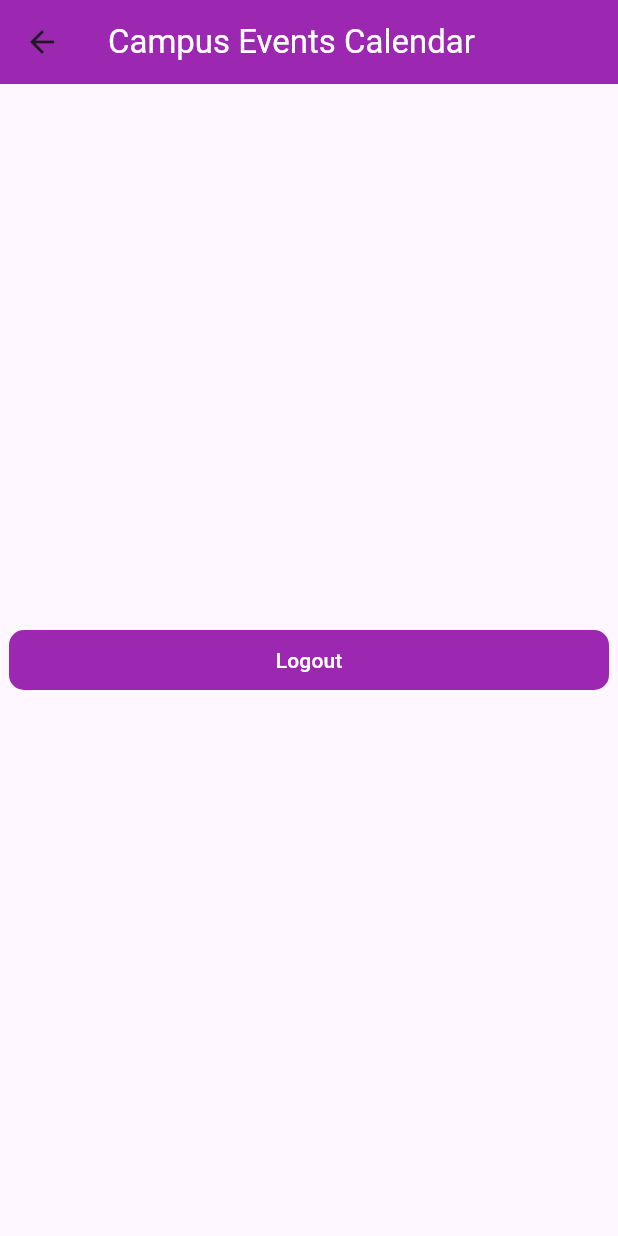
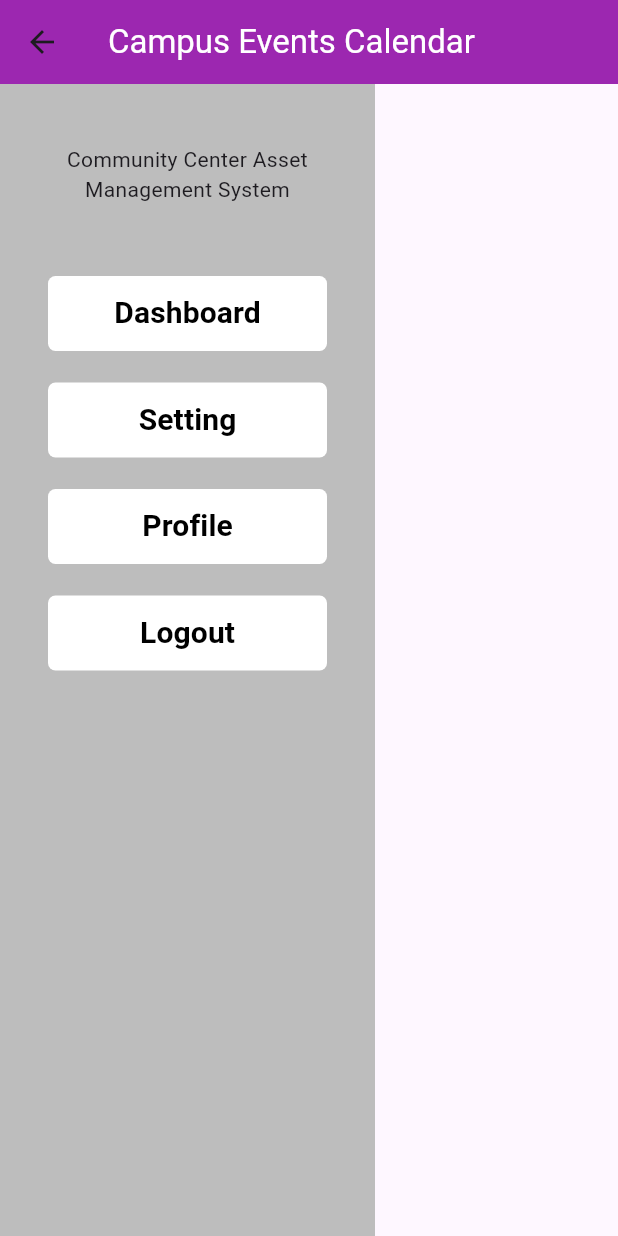
Before and after one commit to markasilum/t2024it5_campuseventscalendar_web, a Flutter app: the HomeScreen screen opened by its route, on a phone screen of 412 x 824 dp. Run offline on Flutter 3.47's test engine with Material 3 defaults, Android fonts, the phone set to English and light mode, and no system bars; our stand-ins replace cached_network_image, cloud_firestore, firebase_auth, firebase_core, google_sign_in; accounts and stored records are empty; network calls fail.

```diff
--- a/lib/screens/homeScreen.dart
+++ b/lib/screens/homeScreen.dart
@@ -1,15 +1,19 @@
+import 'package:cloud_firestore/cloud_firestore.dart';
+import 'package:firebase_core/firebase_core.dart';
+
 import 'package:flutter/material.dart';
 import 'package:provider/provider.dart';
 import 'package:t2024it5_campuseventscalendar_web/provider/SignInProvider.dart';
 import 'package:t2024it5_campuseventscalendar_web/screens/loginScreen.dart';
+import 'package:t2024it5_campuseventscalendar_web/widgets/sideBarWidget.dart';
+import 'package:cached_network_image/cached_network_image.dart';
 
 class HomeScreen extends StatelessWidget {
   const HomeScreen({super.key});
 
   @override
   Widget build(BuildContext context) {
-
-        final signInProvider = Provider.of<SignInProvider>(context, listen: false);
+    final signInProvider = Provider.of<SignInProvider>(context, listen: false);
 
     return Scaffold(
       appBar: AppBar(
@@ -20,26 +24,148 @@ class HomeScreen extends StatelessWidget {
           style: TextStyle(color: Colors.white),
         ),
       ),
-      body: Center(
-        child: Container(
-          decoration: BoxDecoration(
-              color: Colors.purple,
-              borderRadius: BorderRadius.all(Radius.circular(10))),
-          width: 400,
-          height: 40,
-          child: TextButton(
-              onPressed: () async {
-                await signInProvider.signOutGoogle(context);
+      body: Row(
+        children: [
+          SideBar(),
+          StreamBuilder<QuerySnapshot>(
+              stream:
+                  FirebaseFirestore.instance.collection('events').snapshots(),
+              builder: (context, snapshot) {
+                List<Column> eventWidgets = [];
 
-              },
-              child: Text(
-                "Logout",
-                style: TextStyle(
-                  color: Colors.white,
-                ),
-              )),
-        ),
+                if (snapshot.hasData) {
+                  final events = snapshot.data?.docs.reversed.toList();
+                  for (var event in events!) {
+                    final eventWidget = Column(
+                      children: [
+                        Container(
+                          margin: EdgeInsets.only(top: 5),
+                          height: 350,
+                          width: 340,
+                          decoration: BoxDecoration(color: Colors.white),
+                          child: Card(
+                            elevation: 10,
+                            shape: RoundedRectangleBorder(
+                              borderRadius:
+                                  BorderRadius.all(Radius.circular(20)),
+                            ),
+                            child: Container(
+                              decoration: BoxDecoration(
+                                borderRadius: BorderRadius.circular(20),
+                                gradient: LinearGradient(
+                                  colors: [
+                                    const Color(0xFF0072ff),
+                                    const Color(0xFF75d5fd),
+                                  ],
+                                  begin: Alignment.topLeft,
+                                  end: Alignment.bottomRight,
+                                  stops: [0.0, 1.0],
+                                  tileMode: TileMode.clamp,
+                                ),
+                              ),
+                              child: Column(
+                                crossAxisAlignment: CrossAxisAlignment.start,
+                                children: [
+                                  CachedNetworkImage(
+                                      imageUrl: event['images'][0],
+                                      height: 200,
+                                      width: 300,
+                                      placeholder: (context, url) =>
+                                          CircularProgressIndicator(),
+                                      errorWidget: (context, url, error) =>
+                                          Icon(Icons.error)),
+                                  Expanded(
+                                    child: Padding(
+                                      padding: const EdgeInsets.symmetric(
+                                          horizontal: 20),
+                                      child: Column(
+                                        children: [
+                                          SizedBox(height: 20),
+                                          Text(
+                                           event['organizer'],
+                                            style: TextStyle(
+                                              color: Colors.white,
+                                              fontSize: 16,
+                                            ),
+                                          ),
+                                          SizedBox(height: 15),
+                                          Text(
+                                            event['location'],
+                                            style: TextStyle(
+                                              color: Colors.white,
+                                              fontSize: 16,
+                                            ),
+                                          ),
+                                          SizedBox(height: 25),
+                                          Text(
+                                           event['eventName'],
+                                            style: TextStyle(
+                                              color: Colors.white,
+                                              fontSize: 18,
+                                              fontWeight: FontWeight.bold,
+                                            ),
+                                          ),
+                                        ],
+                                      ),
+                                    ),
+                                  )
+                                ],
+                              ),
+                            ),
+                          ),
+                          //Column(
+
+                          //children: [
+                          // CachedNetworkImage(
+
+                          // imageUrl: event['images'][0],
+                          // height: 200,
+                          // placeholder: (context, url) => CircularProgressIndicator(),
+                          // errorWidget: (context, url, error) => Icon(Icons.error),),
+                          // Text(event['eventName']),
+                          // Text(event['location']),
+                          //]
+                          //),
+                        ),
+
+                        // Text(event['startDate'])
+                      ],
+                    );
+
+                    eventWidgets.add(eventWidget);
+                  }
+                }
+                return Expanded(
+                  child: GridView.count(
+                    crossAxisCount: 4,
+                    children: eventWidgets,
+                  ),
+                );
+              }),
+        ],
       ),
+
+      //
+      // Center(
+      //   child: Container(
+      //     decoration: BoxDecoration(
+      //         color: Colors.purple,
+      //         borderRadius: BorderRadius.all(Radius.circular(10))),
+      //     width: 400,
+      //     height: 40,
+      //     child: TextButton(
+      //         onPressed: () async {
+      //           await signInProvider.signOutGoogle(context);
+
+      //         },
+      //         child: Text(
+      //           "Logout",
+      //           style: TextStyle(
+      //             color: Colors.white,
+      //           ),
+      //         )),
+      //   ),
+      // ),
     );
   }
 }
--- /dev/null
+++ b/lib/widgets/sideBarWidget.dart
@@ -0,0 +1,123 @@
+
+import 'package:flutter/material.dart';
+import 'package:provider/provider.dart';
+import 'package:t2024it5_campuseventscalendar_web/provider/SignInProvider.dart';
+
+class SideBar extends StatelessWidget {
+  const SideBar({super.key});
+
+  @override
+  Widget build(BuildContext context) {
+            final signInProvider = Provider.of<SignInProvider>(context, listen: false);
+
+    Size screenSize = MediaQuery.of(context).size;
+    return Container(
+      padding: EdgeInsets.all(20),
+      height: screenSize.height,
+      width: 250,
+      decoration: BoxDecoration(
+        color: Colors.grey[400]
+      ),
+      child: Column(
+        children: [
+          // Container(
+          //   height: 100,
+          //   width: 100,
+          //   decoration: BoxDecoration(
+          //     image: DecorationImage(
+          //       image: AssetImage("/images/university-seal.png"))
+          //   ),
+          // ),
+          SizedBox(height: 20,),
+          Text("Community Center Asset Management System", textAlign: TextAlign.center,),
+          SizedBox(height: 40),
+          TextButton(
+            onPressed: (){
+              //  Navigator.pop(context);
+              //  Navigator.push(context, MaterialPageRoute(builder: (context) => const DashboardScreen()));
+            },
+            child: Container(
+              height: 50,
+              width: 200,
+              decoration: BoxDecoration(
+                color: Colors.white,
+                borderRadius: BorderRadius.circular(5)
+              ),
+              child: Column(
+                mainAxisAlignment: MainAxisAlignment.center,
+                crossAxisAlignment: CrossAxisAlignment.center,
+                children: [
+                  Text("Dashboard", style: TextStyle(color: Colors.black, fontWeight: FontWeight.bold, fontSize: 20,),),
+                ],
+              ),
+            )),
+            SizedBox(height: 5),
+          TextButton(
+            onPressed: (){
+              //  Navigator.pop(context);
+              //  Navigator.push(context, MaterialPageRoute(builder: (context) => const SettingScreen()));
+            },
+            child: Container(
+              height: 50,
+              width: 200,
+              decoration: BoxDecoration(
+                color: Colors.white,
+                borderRadius: BorderRadius.circular(5)
+              ),
+              child: Column(
+                mainAxisAlignment: MainAxisAlignment.center,
+                crossAxisAlignment: CrossAxisAlignment.center,
+                children: [
+                  Text("Setting", style: TextStyle(color: Colors.black, fontWeight: FontWeight.bold, fontSize: 20),),
+                ],
+              ),
+            )),
+             SizedBox(height: 5),
+          TextButton(
+            onPressed: (){
+              //  Navigator.pop(context);
+              //  Navigator.push(context, MaterialPageRoute(builder: (context) => const ProfileScreen()));
+            },
+            child: Container(
+              height: 50,
+              width: 200,
+              decoration: BoxDecoration(
+                color: Colors.white,
+                borderRadius: BorderRadius.circular(5)
+              ),
+              child: Column(
+                mainAxisAlignment: MainAxisAlignment.center,
+                crossAxisAlignment: CrossAxisAlignment.center,
+                children: [
+                  Text("Profile", style: TextStyle(color: Colors.black, fontWeight: FontWeight.bold, fontSize: 20),),
+                ],
+              ),
+            )),
+            SizedBox(height: 5),
+          TextButton(
+            onPressed: () async {
+                await signInProvider.signOutGoogle(context);
+
+              },
+            child: Container(
+              height: 50,
+              width: 200,
+              decoration: BoxDecoration(
+                color: Colors.white,
+                borderRadius: BorderRadius.circular(5)
+              ),
+              child: Column(
+                mainAxisAlignment: MainAxisAlignment.center,
+                crossAxisAlignment: CrossAxisAlignment.center,
+                children: [
+                  Text("Logout", style: TextStyle(color: Colors.black, fontWeight: FontWeight.bold, fontSize: 20),),
+                ],
+              ),
+            )),
+
+
+        ],
+      ),
+    );
+  }
+}
--- a/pubspec.yaml
+++ b/pubspec.yaml
@@ -7,6 +7,7 @@ environment:
   sdk: '>=3.2.6 <4.0.0'
 
 dependencies:
+  cached_network_image: ^3.3.1
   cloud_firestore: ^4.15.8
   firebase_auth: ^4.17.8
   firebase_core: ^2.27.0
```
Also changed, not shown: pubspec.lock, 1 other file.
